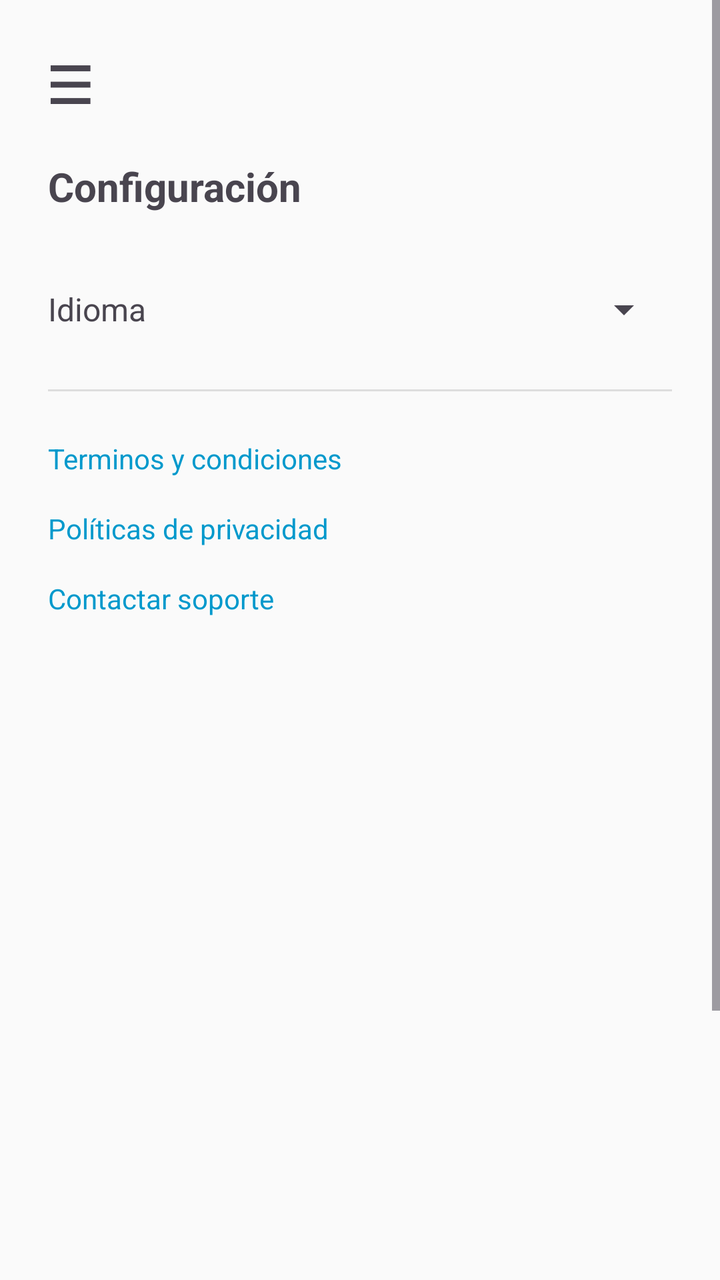
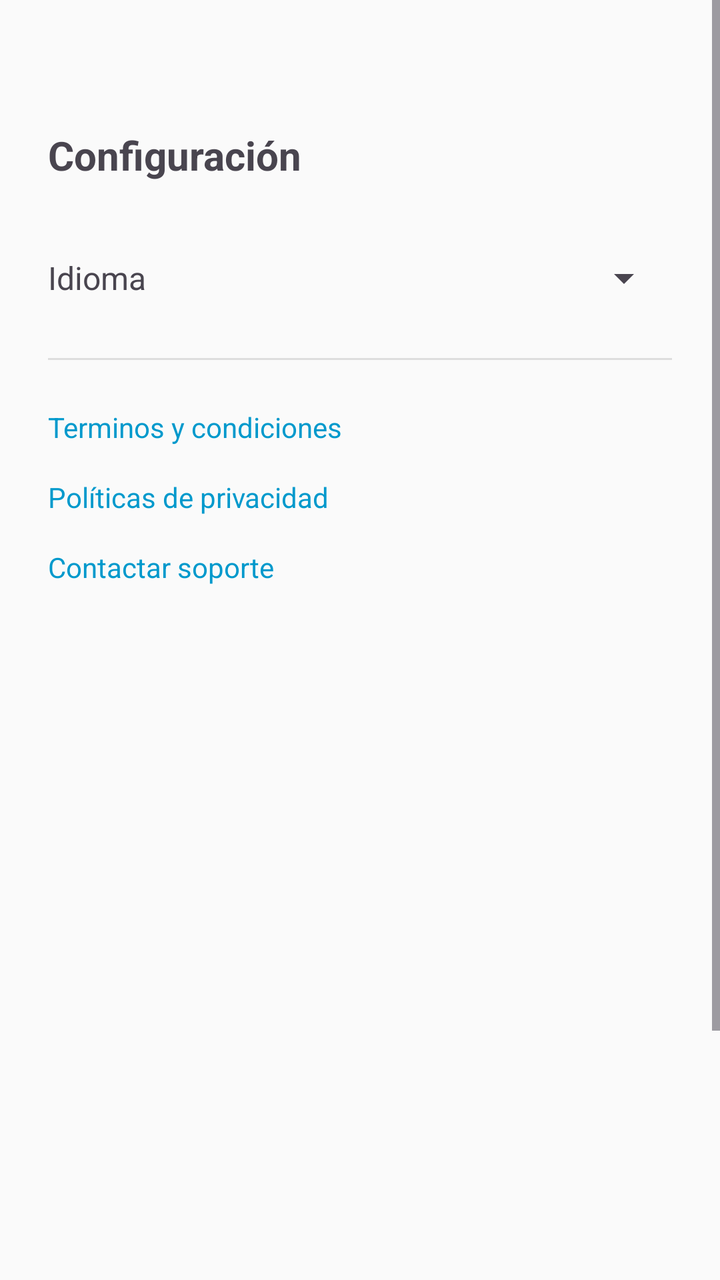

Screens rendered from an Android XML layout before and after an edit, with the pre-edit source and the edit as a unified diff.
<!-- AndroidManifest.xml: application theme Theme.MyApplication -->
<!-- res/layout/fragment_settings.xml -->
<?xml version="1.0" encoding="utf-8"?>
<ScrollView xmlns:android="http://schemas.android.com/apk/res/android"
    android:layout_width="match_parent"
    android:layout_height="match_parent"
    android:background="#FAFAFA">

    <LinearLayout
        android:orientation="vertical"
        android:layout_width="match_parent"
        android:layout_height="match_parent"
        android:padding="24dp"
        android:weightSum="1">

        <TextView
            android:id="@+id/btnOpenDrawer"
            android:layout_width="52dp"
            android:layout_height="wrap_content"
            android:text="☰"
            android:textSize="26dp"
            android:textStyle="bold"
            android:layout_marginBottom="20dp"/>

        <TextView
            android:layout_width="wrap_content"
            android:layout_height="wrap_content"
            android:layout_marginBottom="24dp"
            android:text="@string/settings_title"
            android:textSize="20sp"
            android:textStyle="bold" />

        <LinearLayout
            android:layout_width="match_parent"
            android:layout_height="wrap_content"
            android:orientation="horizontal"
            android:gravity="center_vertical"
            android:paddingVertical="12dp">

            <TextView
                android:layout_width="0dp"
                android:layout_height="wrap_content"
                android:layout_weight="1"
                android:text="@string/settings_language"
                android:textSize="16sp" />

            <Spinner
                android:id="@+id/spinner_language"
                android:layout_width="wrap_content"
                android:layout_height="wrap_content" />
        </LinearLayout>

        <View
            android:layout_width="match_parent"
            android:layout_height="1dp"
            android:layout_marginVertical="16dp"
            android:background="#DDDDDD" />

        <TextView
            android:id="@+id/tv_terms"
            android:layout_width="match_parent"
            android:layout_height="wrap_content"
            android:clickable="true"
            android:focusable="true"
            android:paddingVertical="8dp"
            android:text="@string/settings_terms"
            android:textColor="@android:color/holo_blue_dark"
            android:textSize="14sp" />

        <TextView
            android:id="@+id/tv_privacy"
            android:layout_width="match_parent"
            android:layout_height="wrap_content"
            android:clickable="true"
            android:focusable="true"
            android:paddingVertical="8dp"
            android:text="@string/settings_privacy"
            android:textColor="@android:color/holo_blue_dark"
            android:textSize="14sp" />

        <TextView
            android:id="@+id/tv_contact_support"
            android:layout_width="match_parent"
            android:layout_height="wrap_content"
            android:clickable="true"
            android:focusable="true"
            android:paddingVertical="8dp"
            android:text="@string/settings_help"
            android:textColor="@android:color/holo_blue_dark"
            android:textSize="14sp" />

        <Space
            android:layout_width="363dp"
            android:layout_height="470dp"
            android:layout_weight="1" />

    </LinearLayout>
</ScrollView>
<!-- resources referenced by this layout -->
<resources>
  <string name="settings_help">Contactar soporte</string>
  <string name="settings_language">Idioma</string>
  <string name="settings_privacy">Políticas de privacidad</string>
  <string name="settings_terms">Terminos y condiciones</string>
  <string name="settings_title">Configuración</string>
  <style name="Theme.MyApplication" parent="Base.Theme.MyApplication" />
  <style name="Base.Theme.MyApplication" parent="Theme.Material3.DayNight.NoActionBar">
          
          
      </style>
</resources>

<!-- the commit's change to res/layout/fragment_settings.xml (unified diff, before → after) -->
@@ -12,17 +12,9 @@
         android:weightSum="1">
 
         <TextView
-            android:id="@+id/btnOpenDrawer"
-            android:layout_width="52dp"
-            android:layout_height="wrap_content"
-            android:text="☰"
-            android:textSize="26dp"
-            android:textStyle="bold"
-            android:layout_marginBottom="20dp"/>
-
-        <TextView
             android:layout_width="wrap_content"
             android:layout_height="wrap_content"
+            android:layout_marginTop="40dp"
             android:layout_marginBottom="24dp"
             android:text="@string/settings_title"
             android:textSize="20sp"
